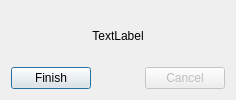
This is ui/dialogs/sensortaskinfodialog.ui in OpenIndy/OpenIndy as Qt 5 draws it before an edit. The edited form follows.
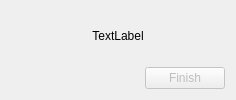
This is the edited form.

Commit message: OI-766: remove cancel button

What changed in the file:
```diff
--- a/ui/dialogs/sensortaskinfodialog.ui
+++ b/ui/dialogs/sensortaskinfodialog.ui
@@ -13,7 +13,7 @@
   <property name="windowTitle">
    <string>sensor info</string>
   </property>
-  <layout class="QVBoxLayout" name="verticalLayout" stretch="12,0">
+  <layout class="QVBoxLayout" name="verticalLayout" stretch="0,0">
    <item>
     <widget class="QLabel" name="label_info">
      <property name="text">
@@ -25,14 +25,7 @@
     </widget>
    </item>
    <item>
-    <layout class="QHBoxLayout" name="horizontalLayout" stretch="0,0,0">
-     <item>
-      <widget class="QPushButton" name="pushButton_finish">
-       <property name="text">
-        <string>Finish</string>
-       </property>
-      </widget>
-     </item>
+    <layout class="QHBoxLayout" name="horizontalLayout" stretch="0,0">
      <item>
       <spacer name="horizontalSpacer">
        <property name="orientation">
@@ -47,12 +40,12 @@
       </spacer>
      </item>
      <item>
-      <widget class="QPushButton" name="pushButton_cancel">
+      <widget class="QPushButton" name="pushButton_finish">
        <property name="enabled">
         <bool>false</bool>
        </property>
        <property name="text">
-        <string>Cancel</string>
+        <string>Finish</string>
        </property>
       </widget>
      </item>
```
Left out of the diff: 3 changed lines with no effect on the pictures.
